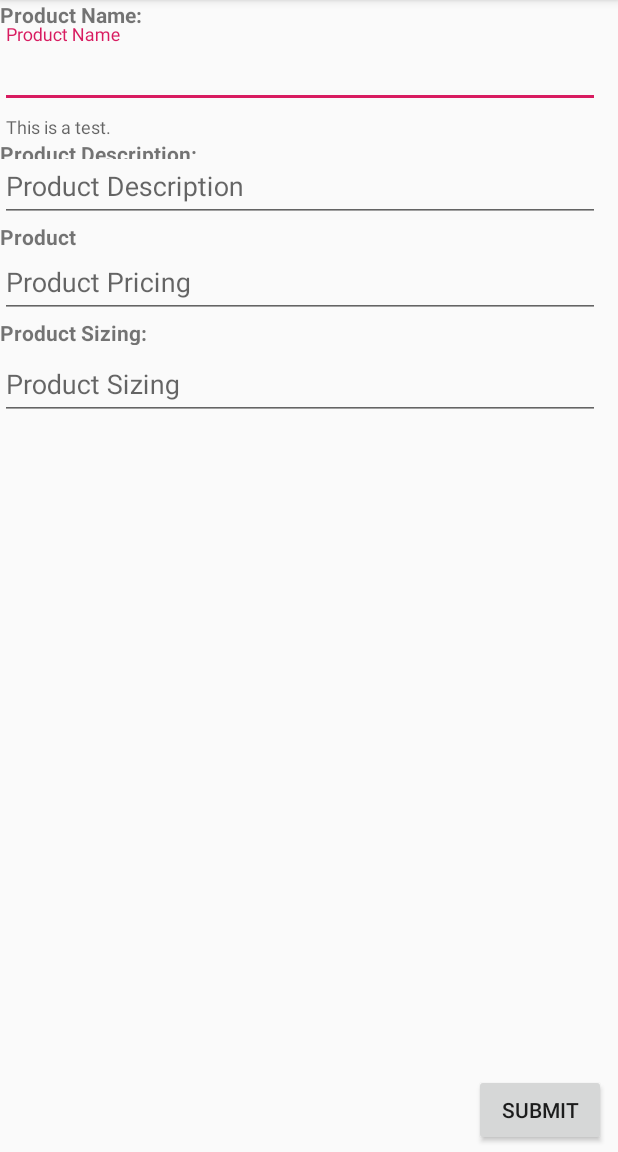
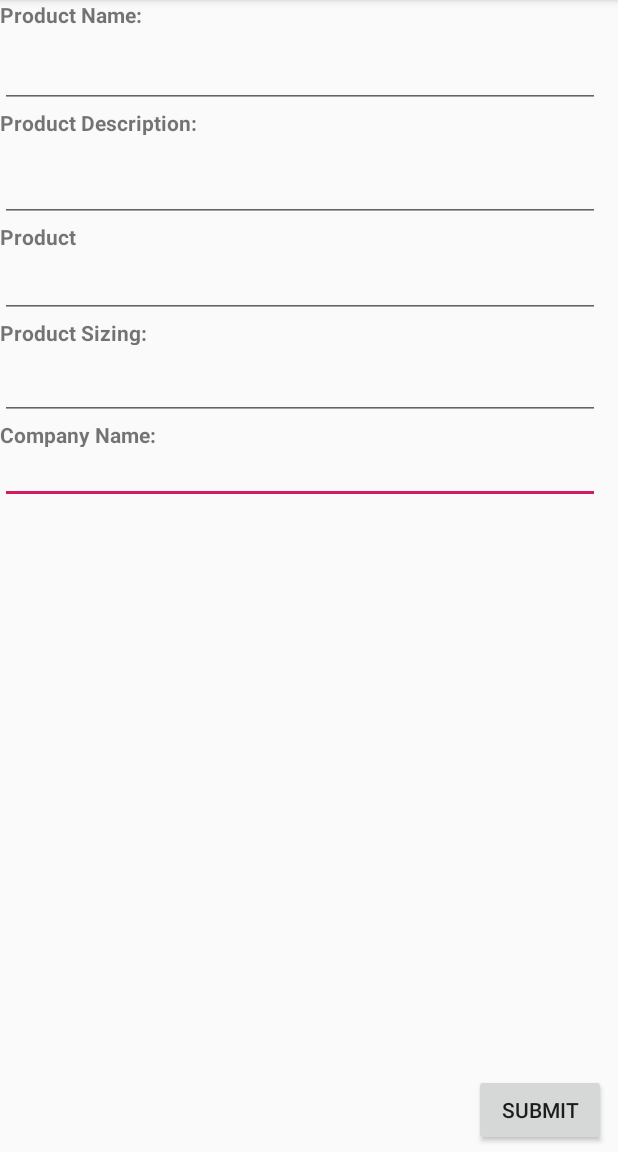
Before and after one commit to ramseyzhan/AR-Furniture-Android, an Android app: the screen it shows after launch (MainActivity), on a phone screen of 412 x 824 dp, the part 84-1236 px from its top. Run offline under Robolectric (Android 15) with nearby library versions, the phone set to English and light mode, and no system bars.

Commit message:
Committing for merge later

```diff
--- a/ARFurnitureApp/app/src/main/res/layout/activity_main.xml
+++ b/ARFurnitureApp/app/src/main/res/layout/activity_main.xml
@@ -5,6 +5,18 @@
     android:layout_width="match_parent"
     android:layout_height="match_parent"
     tools:context=".MainActivity">
+
+    <com.google.android.material.textfield.TextInputLayout
+        android:layout_width="400dp"
+        android:layout_height="wrap_content"
+        android:layout_marginTop="280dp"
+        app:layout_constraintTop_toTopOf="parent"
+        tools:layout_editor_absoluteX="16dp">
+
+        <com.google.android.material.textfield.TextInputEditText
+            android:layout_width="match_parent"
+            android:layout_height="wrap_content" />
+    </com.google.android.material.textfield.TextInputLayout>
 
     <TextView
         android:id="@+id/textView4"
@@ -20,15 +32,13 @@
         android:layout_width="400dp"
         android:layout_height="90dp"
         android:layout_marginTop="16dp"
-        android:contentDescription="This is a test."
-        app:helperText="This is a test."
+
         app:layout_constraintTop_toTopOf="parent"
-        tools:layout_editor_absoluteX="15dp">
+        tools:layout_editor_absoluteX="16dp">
 
         <com.google.android.material.textfield.TextInputEditText
             android:layout_width="match_parent"
             android:layout_height="wrap_content"
-            android:hint="Product Name"
             android:singleLine="false" />
 
         <TextView
@@ -44,7 +54,6 @@
         android:layout_width="400dp"
         android:layout_height="wrap_content"
         android:layout_marginTop="92dp"
-        android:hint="Product Description"
         app:hintAnimationEnabled="false"
         app:layout_constraintTop_toTopOf="parent"
         tools:layout_editor_absoluteX="16dp">
@@ -71,8 +80,7 @@
 
         <com.google.android.material.textfield.TextInputEditText
             android:layout_width="match_parent"
-            android:layout_height="wrap_content"
-            android:hint="Product Pricing" />
+            android:layout_height="wrap_content" />
 
         <TextView
             android:id="@+id/textView5"
@@ -91,8 +99,15 @@
 
         <com.google.android.material.textfield.TextInputEditText
             android:layout_width="match_parent"
-            android:layout_height="wrap_content"
-            android:hint="Product Sizing" />
+            android:layout_height="wrap_content" />
+
+        <TextView
+            android:id="@+id/textView6"
+            android:layout_width="144dp"
+            android:layout_height="18dp"
+            android:layout_weight="1"
+            android:text="Company Name:"
+            android:textStyle="bold" />
     </com.google.android.material.textfield.TextInputLayout>
 
     <Button
```
